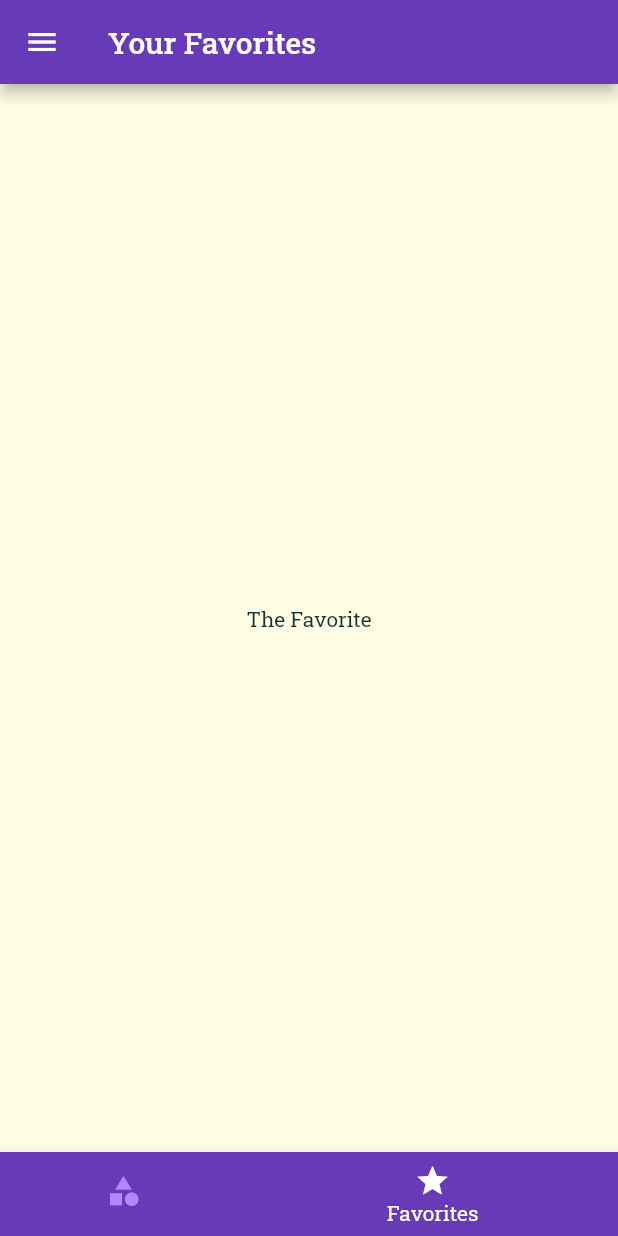
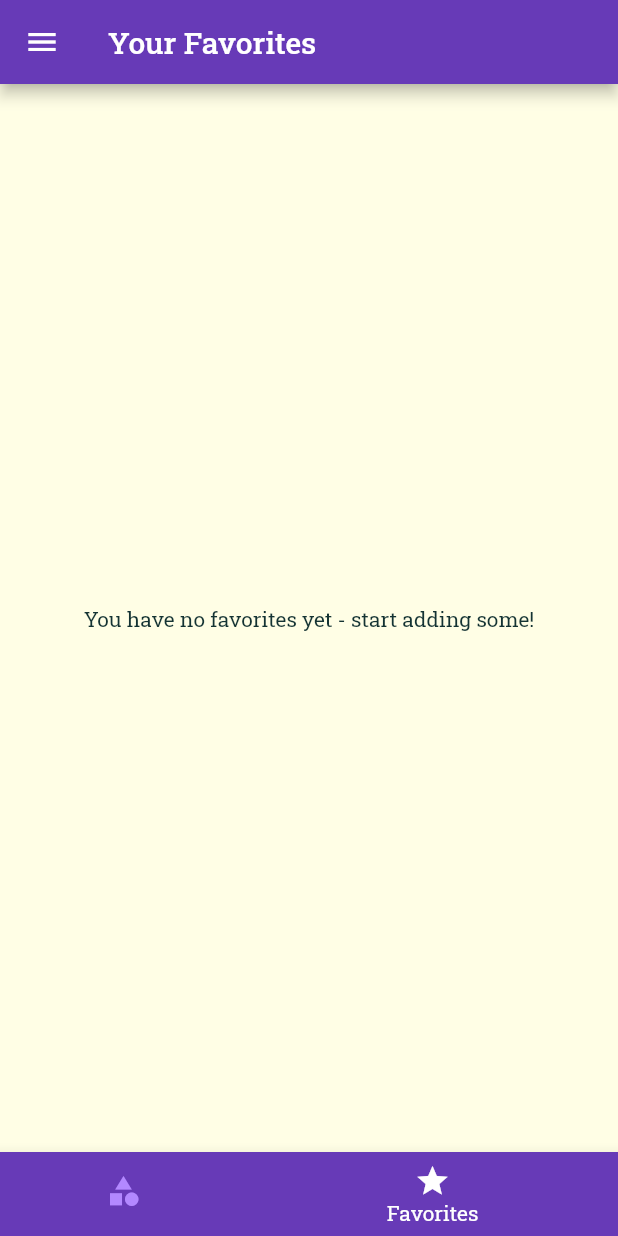
Before and after one commit to CheaVireaksat/QuickMeals_APP, a Flutter app: the screen it shows after launch, item 2 of the bottom bar chosen, on a phone screen of 412 x 824 dp. Run offline on Flutter 3.47's test engine with Material 2 defaults, Android fonts, the phone set to English and light mode, and no system bars.

Commit message:
Adding Mark as Favorite Feature

```diff
--- a/lib/main.dart
+++ b/lib/main.dart
@@ -25,6 +25,7 @@ class _MyAppState extends State<MyApp> {
     'vegetarian': false,
   };
   List<Meal> _availableMeals = DUMMY_MEALS;
+  List<Meal> _favoriteMeals = [];
 
   void _setFilters(Map<String, bool> filterData) {
     setState(() {
@@ -46,6 +47,26 @@ class _MyAppState extends State<MyApp> {
         return true;
       }).toList();
     });
+  }
+
+  void _toggleFavorite(String mealId) {
+    final existingIndex =
+        _favoriteMeals.indexWhere((meal) => meal.id == mealId);
+    if (existingIndex >= 0) {
+      setState(() {
+        _favoriteMeals.removeAt(existingIndex);
+      });
+    } else {
+      setState(() {
+        _favoriteMeals.add(
+          DUMMY_MEALS.firstWhere((meal) => meal.id == mealId),
+        );
+      });
+    }
+  }
+
+  bool _isMealFavorite(String id) {
+    return _favoriteMeals.any((meal) => meal.id == id);
   }
 
   @override
@@ -74,10 +95,11 @@ class _MyAppState extends State<MyApp> {
       // home: CategoriesScreen(),
       initialRoute: '/', // default is '/
       routes: {
-        '/': (ctx) => TabScreen(),
+        '/': (ctx) => TabScreen(_favoriteMeals),
         CategoryMealsScreen.routeName: (ctx) =>
             CategoryMealsScreen(_availableMeals),
-        MealDetailScreen.routeName: (ctx) => MealDetailScreen(),
+        MealDetailScreen.routeName: (ctx) =>
+            MealDetailScreen(_toggleFavorite, _isMealFavorite),
         FilterScreen.routeName: (ctx) => FilterScreen(_filters, _setFilters),
       },
       // this method can use for dynamic app
--- a/lib/screens/category_meals_screen.dart
+++ b/lib/screens/category_meals_screen.dart
@@ -62,7 +62,6 @@ class _CategoryMealsScreenState extends State<CategoryMealsScreen> {
             duration: displayedMeals[index].duration,
             affordability: displayedMeals[index].affordability,
             complexity: displayedMeals[index].complexity,
-            removeItem: _removeMeal,
           );
         },
         itemCount: displayedMeals.length,
--- a/lib/screens/favorite_screen.dart
+++ b/lib/screens/favorite_screen.dart
@@ -1,10 +1,33 @@
 import 'package:flutter/material.dart';
 
+import '../models/meal.dart';
+import '../wigets/meal_item.dart';
+
 class FavoriteScreen extends StatelessWidget {
+  final List<Meal> favoriteMeals;
+
+  FavoriteScreen(this.favoriteMeals);
+
   @override
   Widget build(BuildContext context) {
-    return Center(
-      child: Text('The Favorite'),
-    );
+    if (favoriteMeals.isEmpty) {
+      return Center(
+        child: Text('You have no favorites yet - start adding some!'),
+      );
+    } else {
+      return ListView.builder(
+        itemBuilder: (ctx, index) {
+          return MealItem(
+            id: favoriteMeals[index].id,
+            title: favoriteMeals[index].title,
+            imageUrl: favoriteMeals[index].imageUrl,
+            duration: favoriteMeals[index].duration,
+            affordability: favoriteMeals[index].affordability,
+            complexity: favoriteMeals[index].complexity,
+          );
+        },
+        itemCount: favoriteMeals.length,
+      );
+    }
   }
 }
--- a/lib/screens/tabs_screen.dart
+++ b/lib/screens/tabs_screen.dart
@@ -3,19 +3,30 @@ import 'package:flutter/material.dart';
 import './categories_screen.dart';
 import './favorite_screen.dart';
 import '../wigets/main_drawer.dart';
+import '../models/meal.dart';
 
 class TabScreen extends StatefulWidget {
+  final List<Meal> favoriteMeals;
+
+  TabScreen(this.favoriteMeals);
+
   @override
   _TabScreenState createState() => _TabScreenState();
 }
 
 class _TabScreenState extends State<TabScreen> {
-  final List<Map<String, Object>> _pages = [
-    {'page': CategoriesScreen(), 'title': 'Categories'},
-    {'page': FavoriteScreen(), 'title': 'Your Favorites',},
-  ];
+  List<Map<String, Object>> _pages;
 
   int _selectedPageIndex = 0;
+
+  @override
+  void initState() {
+    _pages = [
+    {'page': CategoriesScreen(), 'title': 'Categories'},
+    {'page': FavoriteScreen(widget.favoriteMeals), 'title': 'Your Favorites',},
+    ];
+    super.initState();
+  }
 
   //Method
   void _selectPage(int index) {
--- a/lib/wigets/meal_item.dart
+++ b/lib/wigets/meal_item.dart
@@ -12,7 +12,6 @@ class MealItem extends StatelessWidget {
   final int duration;
   final Complexity complexity;
   final Affordability affordability;
-  final Function removeItem;
 
   MealItem({
     @required this.id,
@@ -21,7 +20,6 @@ class MealItem extends StatelessWidget {
     @required this.duration,
     @required this.complexity,
     @required this.affordability,
-    @required this.removeItem,
   });
 
   String get complexityText {
@@ -64,7 +62,7 @@ class MealItem extends StatelessWidget {
     )
         .then((result) {
       if (result != null) {
-        removeItem(result);
+        // removeItem(result);
       }
     });
   }
```
Also changed, not shown: lib/screens/meal_detail_screen.dart (+7 -5 lines).
